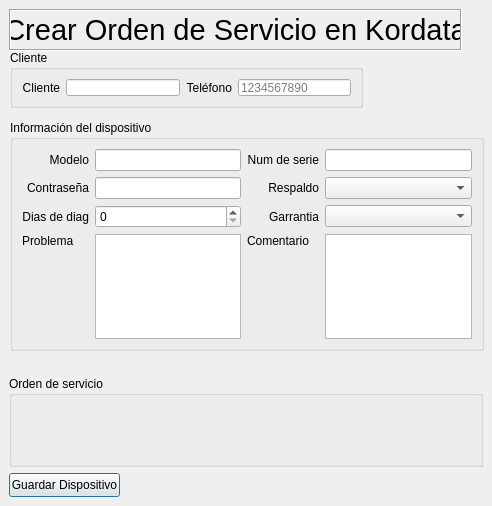
Old version of the form ui/create_os_form.ui in the repository gabod22/Pixel-after-sell-reporter.
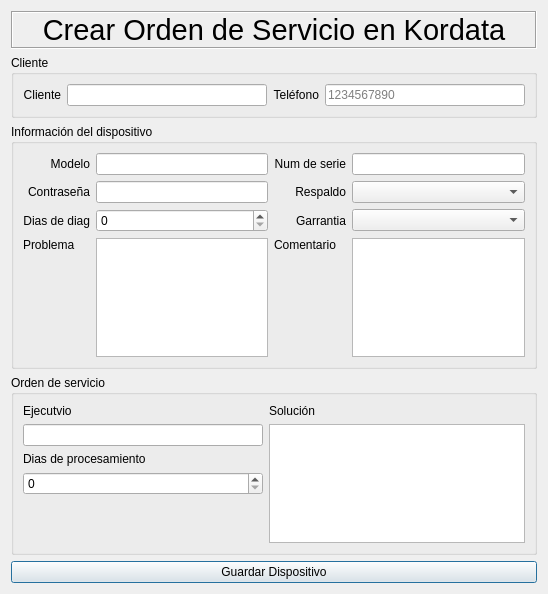
New version of the form.

Commit message: add create os dialog

Patch:
```diff
--- a/ui/create_os_form.ui
+++ b/ui/create_os_form.ui
@@ -6,22 +6,16 @@
    <rect>
     <x>0</x>
     <y>0</y>
-    <width>492</width>
-    <height>506</height>
+    <width>548</width>
+    <height>594</height>
    </rect>
   </property>
   <property name="windowTitle">
    <string>Crear dispositivo</string>
   </property>
+  <layout class="QVBoxLayout" name="verticalLayout_5">
+   <item>
   <widget class="QLabel" name="label_9">
-   <property name="geometry">
-    <rect>
-     <x>9</x>
-     <y>9</y>
-     <width>453</width>
-     <height>42</height>
-    </rect>
-   </property>
    <property name="font">
     <font>
      <pointsize>22</pointsize>
@@ -40,28 +34,54 @@
     <set>Qt::AlignmentFlag::AlignCenter</set>
    </property>
   </widget>
-  <widget class="QPushButton" name="BtnSaveDevice">
-   <property name="geometry">
-    <rect>
-     <x>9</x>
-     <y>473</y>
-     <width>111</width>
-     <height>24</height>
-    </rect>
-   </property>
+   </item>
+   <item>
+    <widget class="QGroupBox" name="groupBox_3">
+     <property name="title">
+      <string>Cliente</string>
+     </property>
+     <layout class="QHBoxLayout" name="horizontalLayout">
+      <item>
+       <widget class="QLabel" name="label_3">
+        <property name="layoutDirection">
+         <enum>Qt::LayoutDirection::LeftToRight</enum>
+        </property>
    <property name="text">
-    <string>Guardar Dispositivo</string>
-   </property>
-  </widget>
+         <string>Cliente</string>
+        </property>
+        <property name="alignment">
+         <set>Qt::AlignmentFlag::AlignRight|Qt::AlignmentFlag::AlignTrailing|Qt::AlignmentFlag::AlignVCenter</set>
+        </property>
+       </widget>
+      </item>
+      <item>
+       <widget class="QLineEdit" name="TxtClientName"/>
+      </item>
+      <item>
+       <widget class="QLabel" name="label_7">
+        <property name="text">
+         <string>Teléfono</string>
+        </property>
+        <property name="alignment">
+         <set>Qt::AlignmentFlag::AlignRight|Qt::AlignmentFlag::AlignTrailing|Qt::AlignmentFlag::AlignVCenter</set>
+        </property>
+       </widget>
+      </item>
+      <item>
+       <widget class="QLineEdit" name="TxtClientPhone">
+        <property name="inputMask">
+         <string>9999999999</string>
+        </property>
+        <property name="placeholderText">
+         <string>1234567890</string>
+        </property>
+       </widget>
+      </item>
+     </layout>
+    </widget>
+   </item>
+   <item>
   <widget class="QGroupBox" name="groupBox">
-   <property name="geometry">
-    <rect>
-     <x>10</x>
-     <y>120</y>
-     <width>474</width>
-     <height>231</height>
-    </rect>
-   </property>
    <property name="title">
     <string>Información del dispositivo</string>
    </property>
@@ -214,70 +234,95 @@
     </item>
    </layout>
   </widget>
+   </item>
+   <item>
   <widget class="QGroupBox" name="groupBox_2">
-   <property name="geometry">
-    <rect>
-     <x>9</x>
-     <y>376</y>
-     <width>474</width>
-     <height>91</height>
-    </rect>
-   </property>
    <property name="title">
     <string>Orden de servicio</string>
    </property>
-  </widget>
-  <widget class="QGroupBox" name="groupBox_3">
-   <property name="geometry">
-    <rect>
-     <x>10</x>
-     <y>50</y>
-     <width>353</width>
-     <height>58</height>
-    </rect>
-   </property>
-   <property name="title">
-    <string>Cliente</string>
-   </property>
-   <layout class="QHBoxLayout" name="horizontalLayout">
+     <layout class="QHBoxLayout" name="horizontalLayout_2">
     <item>
-     <widget class="QLabel" name="label_3">
+       <layout class="QVBoxLayout" name="verticalLayout_4">
+        <item>
+         <layout class="QVBoxLayout" name="verticalLayout">
+          <item>
+           <widget class="QLabel" name="label_12">
       <property name="layoutDirection">
        <enum>Qt::LayoutDirection::LeftToRight</enum>
       </property>
       <property name="text">
-       <string>Cliente</string>
+             <string>Ejecutvio</string>
       </property>
       <property name="alignment">
-       <set>Qt::AlignmentFlag::AlignRight|Qt::AlignmentFlag::AlignTrailing|Qt::AlignmentFlag::AlignVCenter</set>
+             <set>Qt::AlignmentFlag::AlignLeading|Qt::AlignmentFlag::AlignLeft|Qt::AlignmentFlag::AlignVCenter</set>
       </property>
      </widget>
     </item>
     <item>
-     <widget class="QLineEdit" name="lineEdit"/>
-    </item>
+           <widget class="QLineEdit" name="TxtOsEjecutive"/>
+          </item>
+         </layout>
+        </item>
     <item>
-     <widget class="QLabel" name="label_7">
+         <layout class="QVBoxLayout" name="verticalLayout_2">
+          <item>
+           <widget class="QLabel" name="label_14">
+            <property name="layoutDirection">
+             <enum>Qt::LayoutDirection::LeftToRight</enum>
+            </property>
       <property name="text">
-       <string>Teléfono</string>
+             <string>Dias de procesamiento</string>
       </property>
       <property name="alignment">
-       <set>Qt::AlignmentFlag::AlignRight|Qt::AlignmentFlag::AlignTrailing|Qt::AlignmentFlag::AlignVCenter</set>
+             <set>Qt::AlignmentFlag::AlignLeading|Qt::AlignmentFlag::AlignLeft|Qt::AlignmentFlag::AlignVCenter</set>
       </property>
      </widget>
     </item>
     <item>
-     <widget class="QLineEdit" name="lineEdit_3">
-      <property name="inputMask">
-       <string>9999999999</string>
-      </property>
-      <property name="placeholderText">
-       <string>1234567890</string>
-      </property>
-     </widget>
-    </item>
-   </layout>
-  </widget>
+           <widget class="QSpinBox" name="SpinOsProcessDays"/>
+          </item>
+         </layout>
+        </item>
+        <item>
+         <spacer name="verticalSpacer">
+          <property name="orientation">
+           <enum>Qt::Orientation::Vertical</enum>
+          </property>
+          <property name="sizeHint" stdset="0">
+           <size>
+            <width>20</width>
+            <height>40</height>
+           </size>
+          </property>
+         </spacer>
+        </item>
+       </layout>
+      </item>
+      <item>
+       <layout class="QVBoxLayout" name="verticalLayout_3">
+        <item>
+         <widget class="QLabel" name="label_13">
+          <property name="text">
+           <string>Solución</string>
+          </property>
+         </widget>
+        </item>
+        <item>
+         <widget class="QPlainTextEdit" name="TxtOsSolution"/>
+        </item>
+       </layout>
+      </item>
+     </layout>
+    </widget>
+   </item>
+   <item>
+    <widget class="QPushButton" name="BtnSaveDevice">
+     <property name="text">
+      <string>Guardar Dispositivo</string>
+     </property>
+    </widget>
+   </item>
+  </layout>
  </widget>
  <resources/>
  <connections/>
```
Left out of the diff: 16 changed lines with no effect on the pictures. Lines whose indentation alone changed are shown as unchanged. The commit also changes 6 other files.
